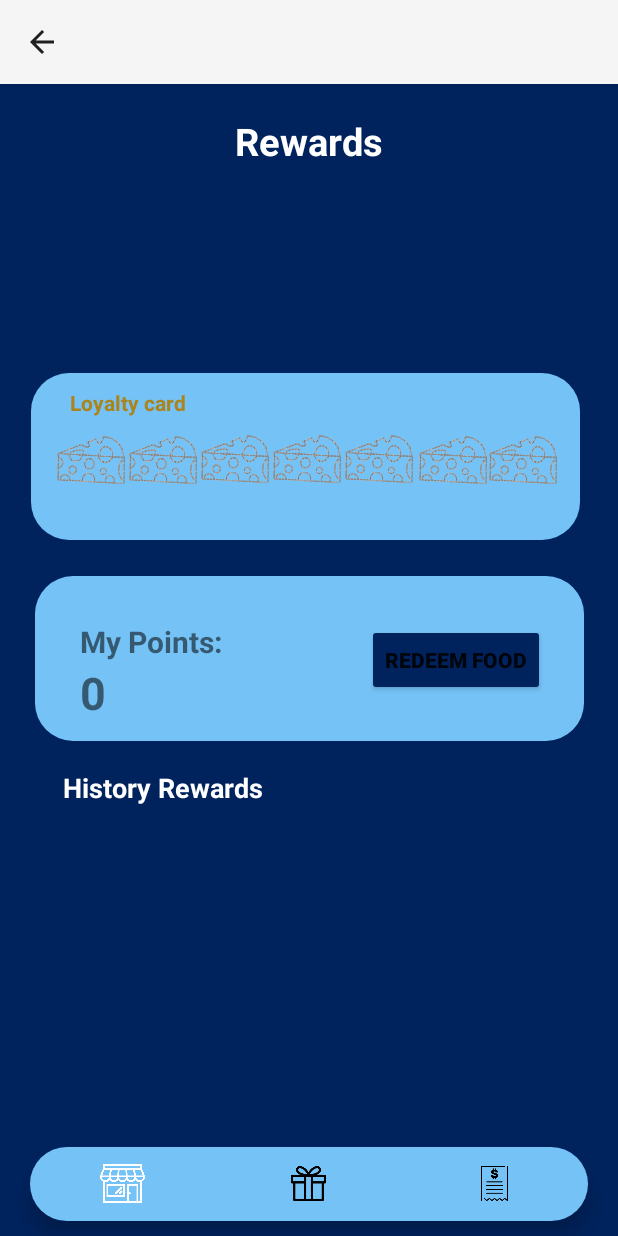
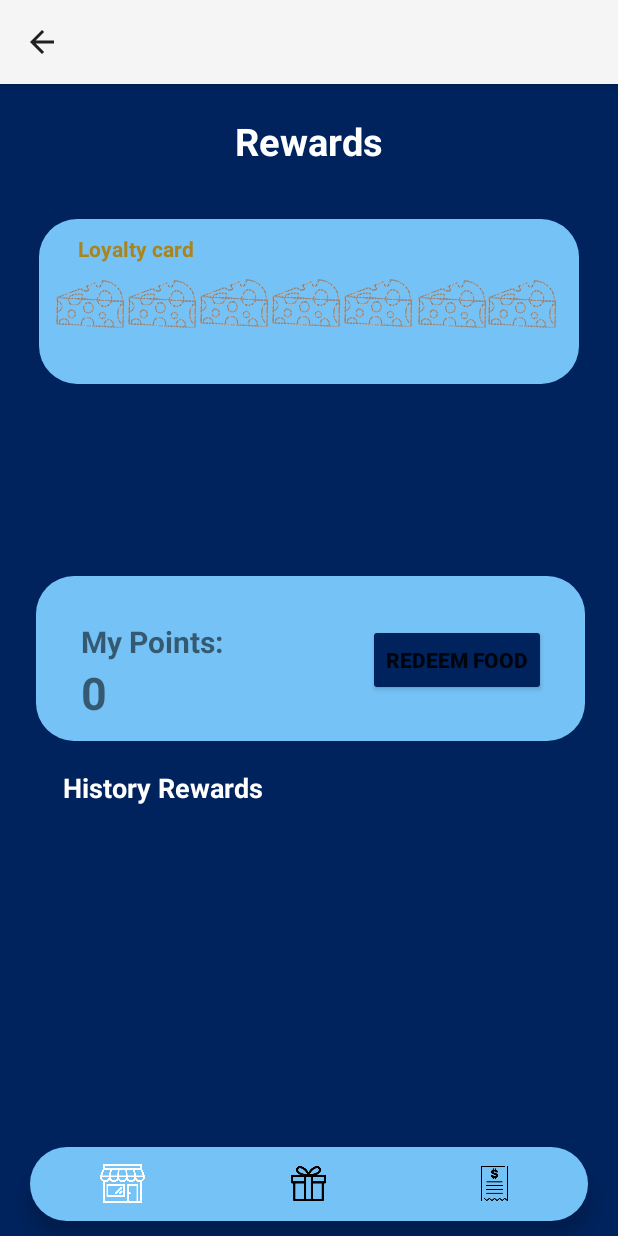
Before and after one commit to quynhhchiitoo/TOQUCI_coffee_shop, an Android app: the Reward screen opened directly, with no data from a screen before it, on a phone screen of 412 x 824 dp. Run offline under Robolectric (Android 15) with nearby library versions, the phone set to English and light mode, and no system bars; 1 statement that could not run was skipped.

Commit message:
lỗi nhẹ lần cúi

```diff
--- a/app/build.gradle
+++ b/app/build.gradle
@@ -29,7 +29,6 @@ android {
 }
 
 dependencies {
-
     implementation 'androidx.appcompat:appcompat:1.6.1'
     implementation 'com.google.android.material:material:1.5.0'
     implementation 'androidx.constraintlayout:constraintlayout:2.1.4'
--- a/app/src/main/res/layout/redeempoints.xml
+++ b/app/src/main/res/layout/redeempoints.xml
@@ -57,6 +57,7 @@
             </LinearLayout>
 
             <Button
+                android:id="@+id/redeem1"
                 android:layout_width="wrap_content"
                 android:layout_height="71dp"
                 android:layout_marginLeft="10dp"
@@ -93,6 +94,7 @@
             </LinearLayout>
 
             <Button
+                android:id="@+id/redeem2"
                 android:layout_width="wrap_content"
                 android:layout_height="71dp"
                 android:layout_marginLeft="10dp"
@@ -129,6 +131,7 @@
             </LinearLayout>
 
             <Button
+                android:id="@+id/redeem3"
                 android:layout_width="wrap_content"
                 android:layout_height="71dp"
                 android:layout_marginLeft="10dp"
--- a/app/src/main/res/layout/rewards.xml
+++ b/app/src/main/res/layout/rewards.xml
@@ -36,10 +36,11 @@
         android:id="@+id/redeem_background"
         android:layout_width="366dp"
         android:layout_height="110dp"
-        android:layout_marginStart="23dp"
+        android:layout_marginStart="1dp"
         android:layout_marginBottom="330dp"
         android:background="@drawable/top_homepage"
         app:layout_constraintBottom_toBottomOf="parent"
+        app:layout_constraintEnd_toEndOf="parent"
         app:layout_constraintStart_toStartOf="parent">
 
         <LinearLayout
@@ -81,6 +82,7 @@
     </RelativeLayout>
 
     <RelativeLayout
+        android:id="@+id/relativeLayout"
         android:layout_width="match_parent"
         android:layout_height="match_parent"
         tools:layout_editor_absoluteX="16dp"
@@ -143,13 +145,16 @@
 
         <RelativeLayout
             android:id="@+id/blue_homepage_background"
-            android:layout_width="366dp"
-            android:layout_height="111dp"
-            android:layout_alignParentEnd="true"
-            android:layout_alignParentBottom="true"
-            android:layout_marginEnd="25dp"
-            android:layout_marginBottom="464dp"
+            android:layout_width="match_parent"
+            android:layout_height="110dp"
+            android:layout_marginLeft="26dp"
+            android:layout_marginRight="26dp"
+            android:layout_marginTop="90dp"
             android:background="@drawable/top_homepage"
+            android:scaleType="fitXY"
+            app:layout_constraintBottom_toBottomOf="parent"
+            app:layout_constraintEnd_toEndOf="parent"
+            app:layout_constraintStart_toStartOf="parent"
             tools:ignore="ContentDescription">
 
             <TextView
```
Also changed, not shown: app/src/main/java/com/example/coffee/Redeem.java (+37 -1 lines).
